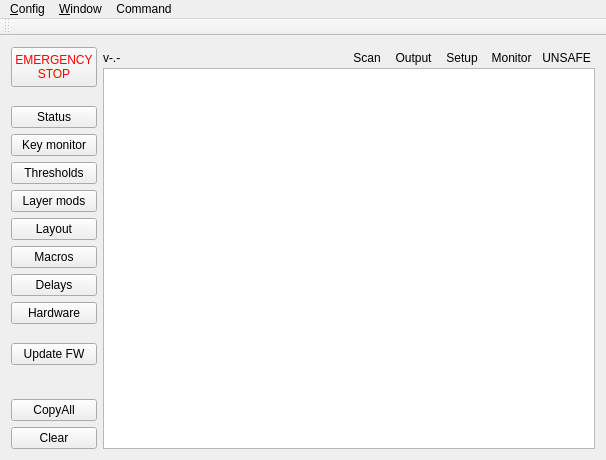
First picture: the form in FlightController/FlightController.ui, repository dmaone/CommonSense, before the edit.
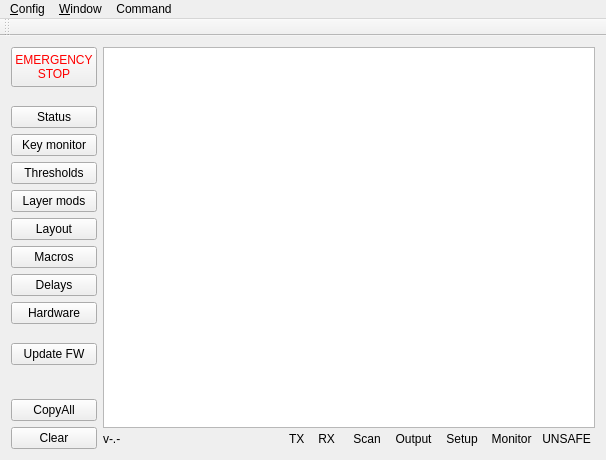
Second picture: the form after the edit. Custom widgets are drawn as their Qt base class.

Patch:
```diff
--- a/FlightController/FlightController.ui
+++ b/FlightController/FlightController.ui
@@ -169,7 +169,28 @@
       <property name="spacing">
        <number>0</number>
       </property>
-      <item row="0" column="1">
+      <item row="1" column="2">
+       <widget class="QLabel" name="txLabel">
+        <property name="text">
+         <string> TX </string>
+        </property>
+       </widget>
+      </item>
+      <item row="1" column="4">
+       <widget class="QLabel" name="rxLabel">
+        <property name="text">
+         <string> RX </string>
+        </property>
+       </widget>
+      </item>
+      <item row="1" column="5">
+       <widget class="QLabel" name="label_3">
+        <property name="text">
+         <string>  </string>
+        </property>
+       </widget>
+      </item>
+      <item row="1" column="1">
        <spacer name="horizontalSpacer">
         <property name="orientation">
          <enum>Qt::Horizontal</enum>
@@ -182,21 +203,31 @@
         </property>
        </spacer>
       </item>
-      <item row="0" column="0">
+      <item row="1" column="0">
        <widget class="QLabel" name="versionLabel">
         <property name="text">
          <string>v-.-</string>
         </property>
        </widget>
       </item>
-      <item row="0" column="6">
-       <widget class="QLabel" name="insaneLabel">
+      <item row="1" column="8">
+       <widget class="QToolButton" name="setupButton">
         <property name="text">
-         <string> UNSAFE </string>
+         <string>Setup</string>
         </property>
+        <property name="autoRaise">
+         <bool>true</bool>
+        </property>
        </widget>
       </item>
-      <item row="0" column="2">
+      <item row="1" column="9">
+       <widget class="QLabel" name="monitorLabel">
+        <property name="text">
+         <string>  Monitor  </string>
+        </property>
+       </widget>
+      </item>
+      <item row="1" column="6">
        <widget class="QToolButton" name="scanButton">
         <property name="enabled">
          <bool>true</bool>
@@ -218,24 +249,31 @@
         </property>
        </widget>
       </item>
-      <item row="0" column="4">
-       <widget class="QToolButton" name="setupButton">
+      <item row="1" column="10">
+       <widget class="QLabel" name="insaneLabel">
         <property name="text">
-         <string>Setup</string>
+         <string> UNSAFE </string>
+        </property>
+       </widget>
+      </item>
+      <item row="1" column="7">
+       <widget class="QToolButton" name="outputButton">
+        <property name="text">
+         <string>Output</string>
         </property>
         <property name="autoRaise">
          <bool>true</bool>
         </property>
        </widget>
       </item>
-      <item row="0" column="5">
-       <widget class="QLabel" name="monitorLabel">
+      <item row="1" column="3">
+       <widget class="QLabel" name="label">
         <property name="text">
-         <string>  Monitor  </string>
+         <string>  </string>
         </property>
        </widget>
       </item>
-      <item row="1" column="0" colspan="7">
+      <item row="0" column="0" colspan="11">
        <widget class="LogViewer" name="LogViewport">
         <property name="lineWrapMode">
          <enum>QPlainTextEdit::NoWrap</enum>
@@ -245,16 +283,6 @@
         </property>
        </widget>
       </item>
-      <item row="0" column="3">
-       <widget class="QToolButton" name="outputButton">
-        <property name="text">
-         <string>Output</string>
-        </property>
-        <property name="autoRaise">
-         <bool>true</bool>
-        </property>
-       </widget>
-      </item>
      </layout>
     </item>
    </layout>
```
